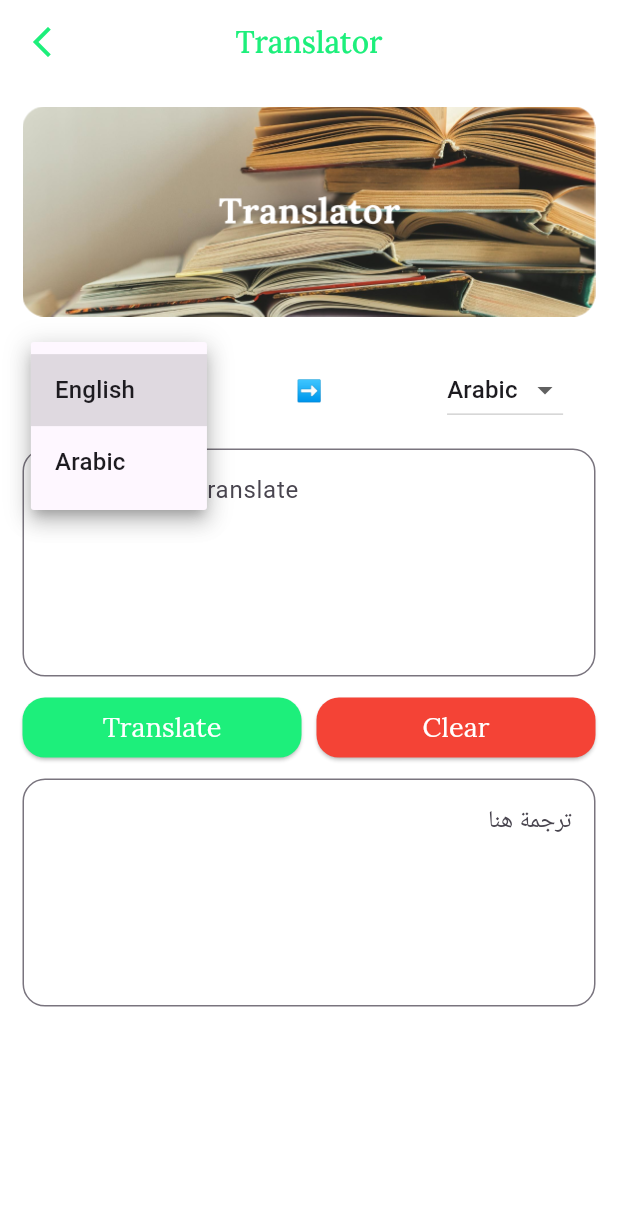
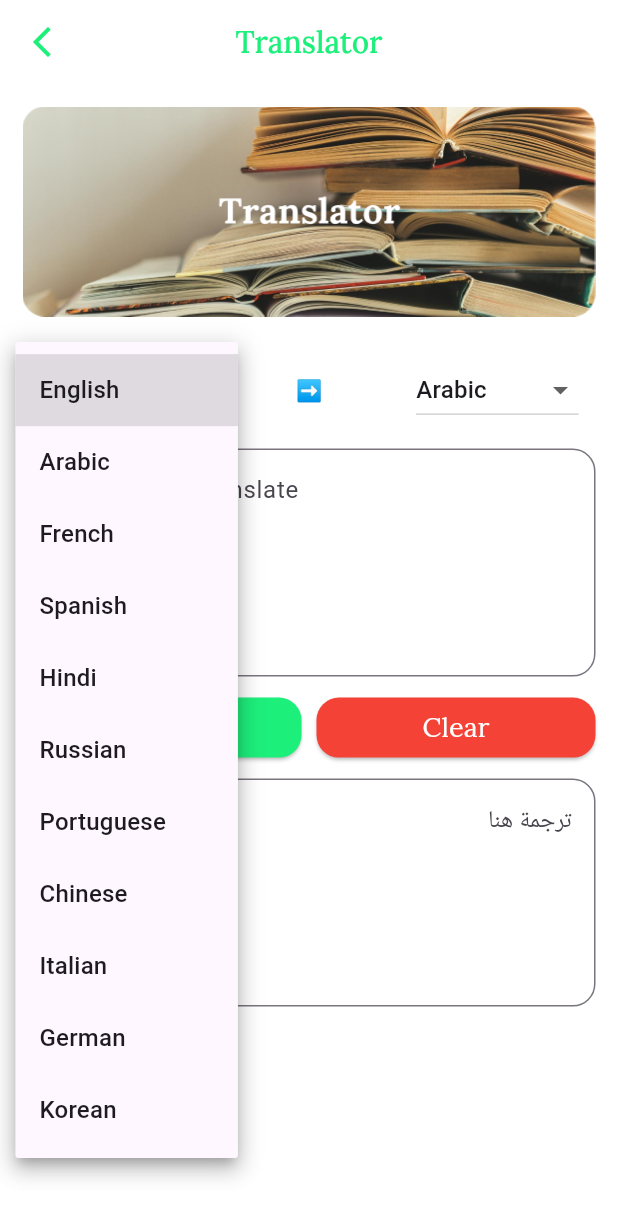
Before and after one commit to PHilobater-samir79/new_ai_app, a Flutter app: the TranslationScreen screen opened directly, after a tap on "English", on a phone screen of 412 x 824 dp. Shown: the top 1218 px of the screen. Run offline on Flutter 3.47's test engine with Material 3 defaults, Android fonts, the phone set to English and light mode, and no system bars; our stand-ins replace connectivity, dash_chat_2, flutter_gemini, flutter_svg, get_it, google_mobile_ads and 4 more; missing offline and left inert: translator; accounts and stored records are empty; network calls fail.

Commit message:
finish part of app

```diff
--- a/lib/features/screens/home/home_screens/trans_screen.dart
+++ b/lib/features/screens/home/home_screens/trans_screen.dart
@@ -70,6 +70,42 @@ class _TranslationScreenState extends State<TranslationScreen> {
                         value: 'ar',
                         child: Text('Arabic'),
                       ),
+                      DropdownMenuItem(
+                        value: 'fr',
+                        child: Text('French'),
+                      ),
+                      DropdownMenuItem(
+                        value: 'es',
+                        child: Text('Spanish'),
+                      ),
+                      DropdownMenuItem(
+                        value: 'hi',
+                        child: Text('Hindi'),
+                      ),
+                      DropdownMenuItem(
+                        value: 'ru',
+                        child: Text('Russian'),
+                      ),
+                      DropdownMenuItem(
+                        value: 'pt',
+                        child: Text('Portuguese'),
+                      ),
+                      DropdownMenuItem(
+                        value: 'zh-cn',
+                        child: Text('Chinese'),
+                      ),
+                      DropdownMenuItem(
+                        value: 'it',
+                        child: Text('Italian'),
+                      ),
+                      DropdownMenuItem(
+                        value: 'de',
+                        child: Text('German'),
+                      ),
+                      DropdownMenuItem(
+                        value: 'ko',
+                        child: Text('Korean'),
+                      ),
                     ],
                     onChanged: (value) {
                       setState(() {
@@ -94,6 +130,42 @@ class _TranslationScreenState extends State<TranslationScreen> {
                         value: 'ar',
                         child: Text('Arabic'),
                       ),
+                      DropdownMenuItem(
+                        value: 'fr',
+                        child: Text('French'),
+                      ),
+                      DropdownMenuItem(
+                        value: 'es',
+                        child: Text('Spanish'),
+                      ),
+                      DropdownMenuItem(
+                        value: 'hi',
+                        child: Text('Hindi'),
+                      ),
+                      DropdownMenuItem(
+                        value: 'ru',
+                        child: Text('Russian'),
+                      ),
+                      DropdownMenuItem(
+                        value: 'pt',
+                        child: Text('Portuguese'),
+                      ),
+                      DropdownMenuItem(
+                        value: 'zh-cn',
+                        child: Text('Chinese'),
+                      ),
+                      DropdownMenuItem(
+                        value: 'it',
+                        child: Text('Italian'),
+                      ),
+                      DropdownMenuItem(
+                        value: 'de',
+                        child: Text('German'),
+                      ),
+                      DropdownMenuItem(
+                        value: 'ko',
+                        child: Text('Korean'),
+                      ),
                     ],
                     onChanged: (value) {
                       setState(() {
@@ -113,12 +185,12 @@ class _TranslationScreenState extends State<TranslationScreen> {
                     textAlign:
                         inputLang == 'ar' ? TextAlign.right : TextAlign.left,
                     decoration: InputDecoration(
-                      focusedBorder:OutlineInputBorder(
+                      focusedBorder: OutlineInputBorder(
                         borderRadius: BorderRadius.circular(15),
                         borderSide: const BorderSide(
                           color: AppColors.primaryColor,
                         ),
-                      ) ,
+                      ),
                       border: OutlineInputBorder(
                         borderRadius: BorderRadius.circular(15),
                       ),
@@ -158,7 +230,7 @@ class _TranslationScreenState extends State<TranslationScreen> {
                       ),
                       Expanded(
                         child: ElevatedButton(
-                            onPressed: (){
+                            onPressed: () {
                               outPutController.clear();
                               inputController.clear();
                             },
```
